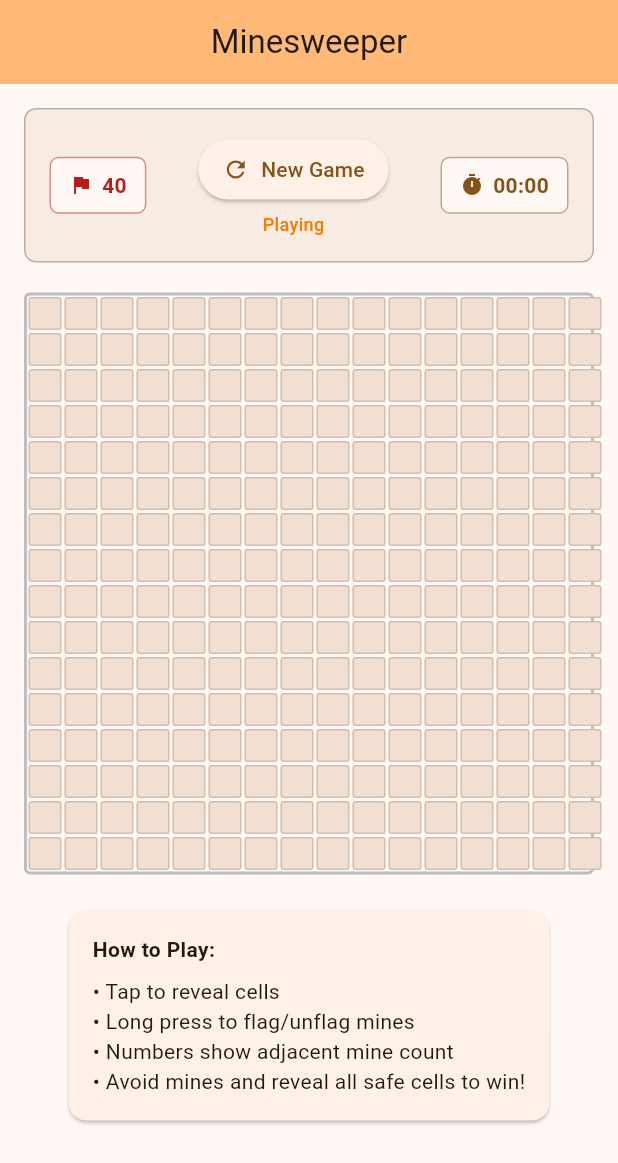
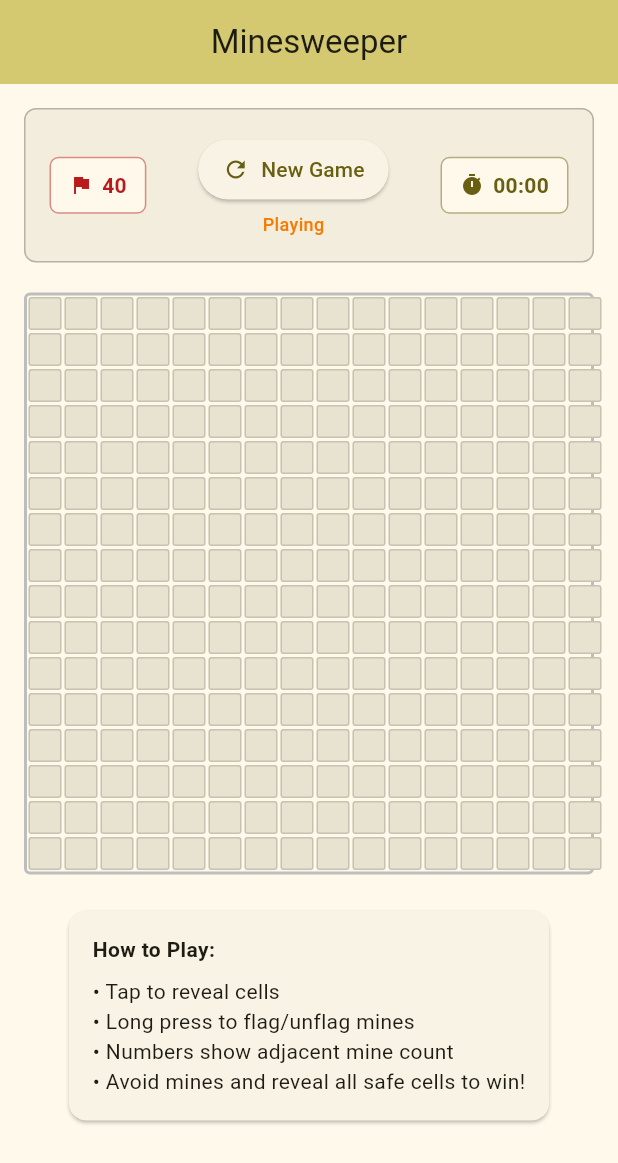
Before and after one commit to BirjuVachhani/mine_sweeper, a Flutter app: the screen it shows after launch, on a phone screen of 412 x 824 dp. Shown: the top 1163 px of the screen. Run offline on Flutter 3.47's test engine with Material 3 defaults, Android fonts, the phone set to English and light mode, and no system bars.

Commit message:
Change the seed color to yellow

```diff
--- a/lib/main.dart
+++ b/lib/main.dart
@@ -14,21 +14,12 @@ class MinesweeperApp extends StatelessWidget {
       title: 'Minesweeper',
       theme: ThemeData(
         colorScheme: ColorScheme.fromSeed(
-          seedColor: Colors.orange,
+          seedColor: Colors.yellow,
           brightness: Brightness.light,
         ),
         useMaterial3: true,
       ),
-      darkTheme: ThemeData(
-        colorScheme: ColorScheme.fromSeed(
-          seedColor: Colors.orange,
-          brightness: Brightness.dark,
-        ),
-        useMaterial3: true,
-      ),
-      themeMode: ThemeMode.system,
       home: const GameScreen(),
-      debugShowCheckedModeBanner: false,
     );
   }
 }
```
